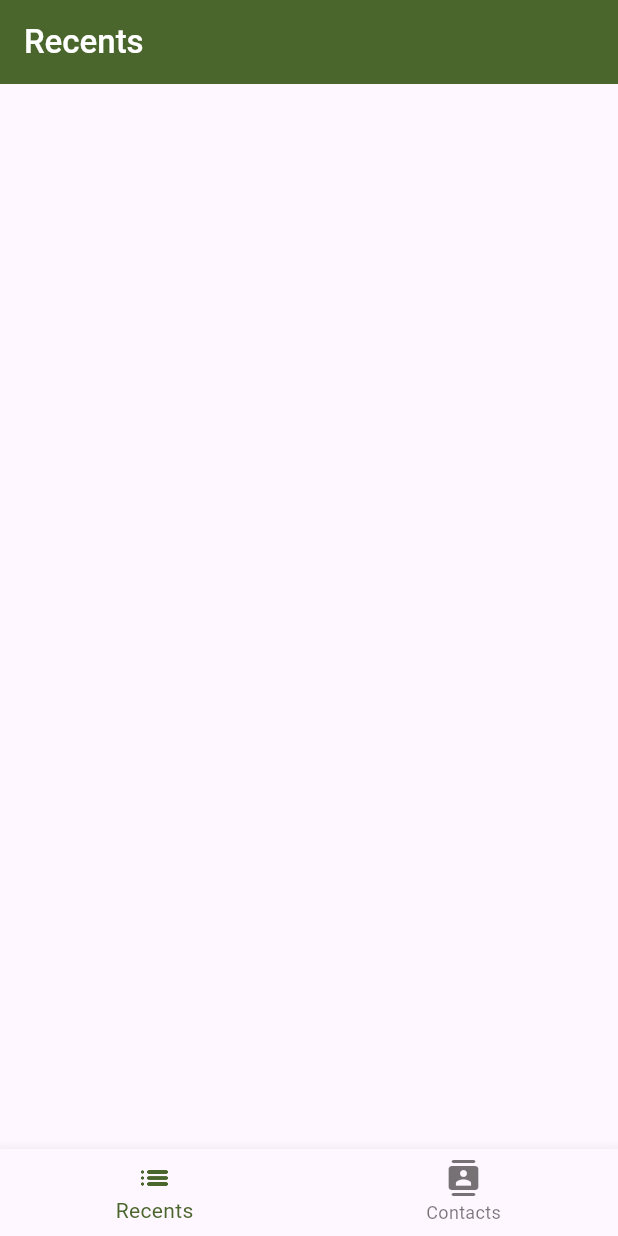
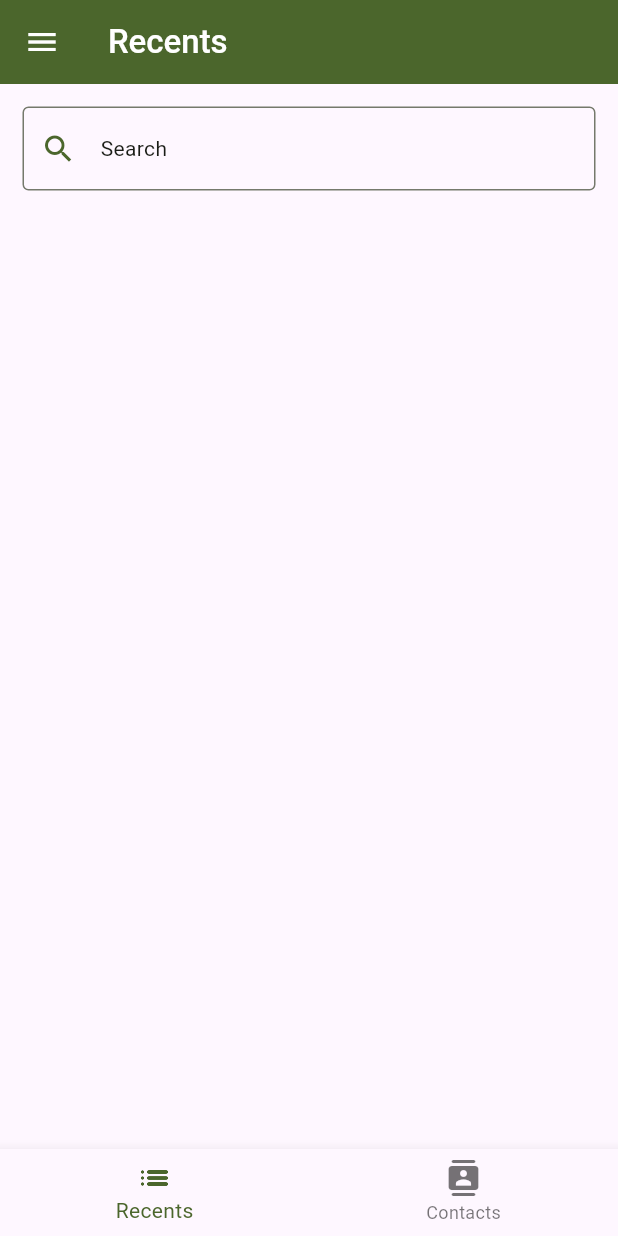
Before and after one commit to GroverAnmol/Truecaller_Clone, a Flutter app: the screen it shows after launch, on a phone screen of 412 x 824 dp. Run offline on Flutter 3.47's test engine with Material 3 defaults, Android fonts, the phone set to English and light mode, and no system bars; our stand-ins replace contacts_service, font_awesome_flutter, permission_handler; missing offline and left inert: call_log, flutter_phone_direct_caller.

Commit message:
Initial commit

```diff
--- a/lib/screens/call_log_details_screen.dart
+++ b/lib/screens/call_log_details_screen.dart
@@ -1,8 +1,8 @@
 import 'package:call_log/call_log.dart';
 import 'package:untitled35/helpers.dart';
-import 'package:untitled35/widgets/detailsScreenWidget/call_log_list.dart';
-import 'package:untitled35/widgets/detailsScreenWidget/call_section.dart';
-import 'package:untitled35/widgets/detailsScreenWidget/header.dart';
+import 'package:untitled35/widgets/callLogDetailsScreenWidget/call_log_list.dart';
+import 'package:untitled35/widgets/callLogDetailsScreenWidget/call_section.dart';
+import 'package:untitled35/widgets/callLogDetailsScreenWidget/header.dart';
 import 'package:flutter/material.dart';
 
 class CallLogDetailsScreen extends StatefulWidget {
--- a/lib/screens/recent_call_log_screen.dart
+++ b/lib/screens/recent_call_log_screen.dart
@@ -1,8 +1,11 @@
+import 'package:flutter/cupertino.dart';
 import 'package:untitled35/screens/call_log_details_screen.dart';
 import 'package:untitled35/widgets/call_log_item.dart';
 import 'package:flutter/material.dart';
 import 'package:untitled35/helpers.dart';
 import 'package:call_log/call_log.dart';
+
+import '../widgets/drawer.dart';
 
 class RecentsCallLogScreen extends StatefulWidget {
   const RecentsCallLogScreen({super.key});
@@ -13,12 +16,16 @@ class RecentsCallLogScreen extends StatefulWidget {
 class _RecentsCallLogScreenState extends State<RecentsCallLogScreen>
     with WidgetsBindingObserver {
   late Future<Iterable<CallLogEntry>> allCallLogs;
-
+  TextEditingController _searchController = TextEditingController();
+  List<CallLogEntry> entries = [];
+  List<CallLogEntry> filteredEntries = [];
   @override
   void initState() {
     super.initState();
     WidgetsBinding.instance.addObserver(this);
     allCallLogs = getAllCallLogs();
+    _searchController.addListener(() {
+    });
   }
 
   @override
@@ -44,15 +51,41 @@ class _RecentsCallLogScreenState extends State<RecentsCallLogScreen>
           builder: (ctx) => CallLogDetailsScreen(callLog: callLog),
         ));
   }
+  GlobalKey<ScaffoldState> _scaffoldKey = GlobalKey();
 
   @override
   Widget build(BuildContext context) {
+    bool isSearching = _searchController.text.isNotEmpty;
     return Scaffold(
+      key: _scaffoldKey,
+      drawer: DrawerWid(),
       appBar: AppBar(
         title: const Text('Recents'),
       ),
-      body: Padding(
-        padding: const EdgeInsets.symmetric(horizontal: 15),
+      body: Container(
+        child: Column(
+          children: [
+            Container(
+              padding: const EdgeInsets.all(15),
+              child: TextField(
+                controller: _searchController,
+                decoration: InputDecoration(
+                  label: Text(
+                    'Search',
+                    style: Theme.of(context).textTheme.bodyMedium,
+                  ),
+                  border: OutlineInputBorder(
+                    borderSide:
+                    BorderSide(color: Theme.of(context).colorScheme.primary),
+                  ),
+                  prefixIcon: Icon(
+                    Icons.search,
+                    color: Theme.of(context).colorScheme.primary,
+                  ),
+                ),
+              ),
+            ),
+            Expanded(
               child: FutureBuilder(
                 future: allCallLogs,
                 builder: (context, snapshot) {
@@ -60,9 +93,9 @@ class _RecentsCallLogScreenState extends State<RecentsCallLogScreen>
                     List<CallLogEntry> entries = snapshot.data!.toList();
 
                     return ListView.builder(
-                itemCount: entries.length,
+                      itemCount: isSearching == true ? null : entries.length,
                       itemBuilder: (context, index) => CallLogItem(
-                    currentCallLog: entries.elementAt(index),
+                          currentCallLog: isSearching == true ? null : entries.elementAt(index),
                           onClickInfo: () {
                             _onClickInfo(context, entries.elementAt(index));
                           }),
@@ -75,6 +108,9 @@ class _RecentsCallLogScreenState extends State<RecentsCallLogScreen>
                 },
               ),
             ),
+          ],
+        ),
+      ),
     );
   }
 }
--- a/pubspec.yaml
+++ b/pubspec.yaml
@@ -36,6 +36,7 @@ dependencies:
   # Use with the CupertinoIcons class for iOS style icons.
   cupertino_icons: ^1.0.6
   permission_handler: ^11.3.0
+  font_awesome_flutter: ^10.4.0
   call_log: ^4.0.0
   url_launcher: ^6.2.5
   flutter_phone_direct_caller: ^2.1.1
```
Also changed, not shown: lib/helpers.dart (+12 -0 lines), lib/screens/contacts_screen.dart (+10 -0 lines), lib/widgets/callLogDetailsScreenWidget/call_section.dart (renamed from lib/widgets/detailsScreenWidget/call_section.dart, +49 -12 lines), lib/widgets/call_log_item.dart (+67 -18 lines), lib/widgets/contacts_item.dart (+31 -12 lines), lib/widgets/callLogDetailsScreenWidget/call_log_list.dart (renamed from lib/widgets/detailsScreenWidget/call_log_list.dart), lib/widgets/callLogDetailsScreenWidget/header.dart (renamed from lib/widgets/detailsScreenWidget/header.dart), pubspec.lock, 1 other file. Lines whose indentation alone changed are shown as unchanged.
